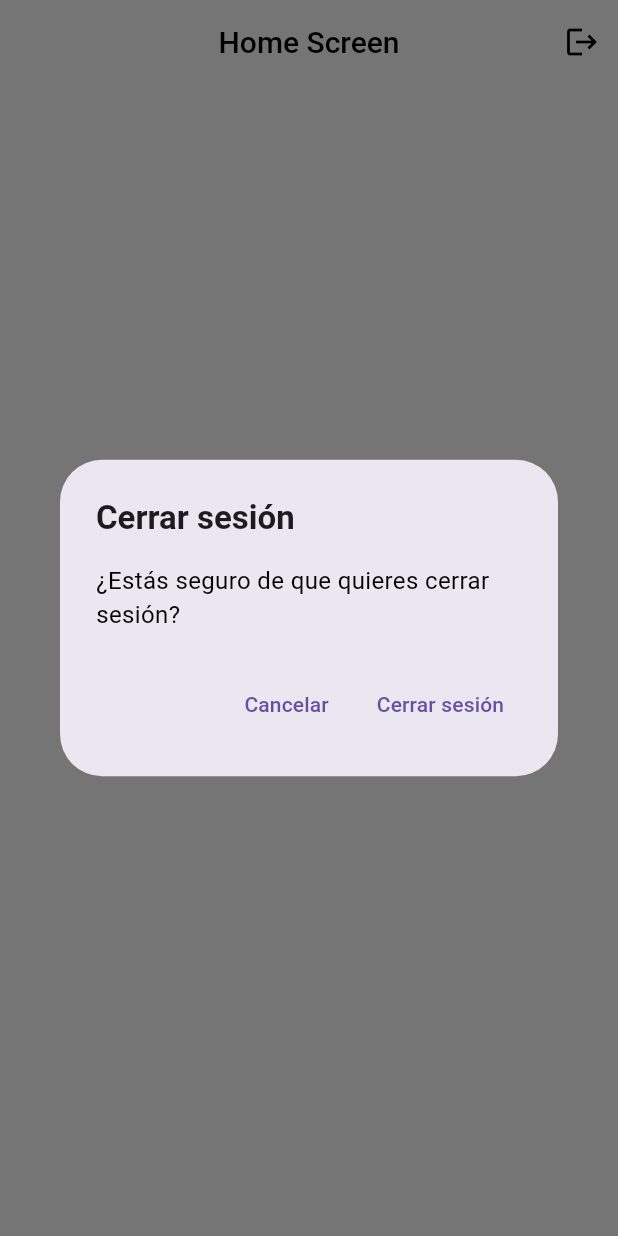
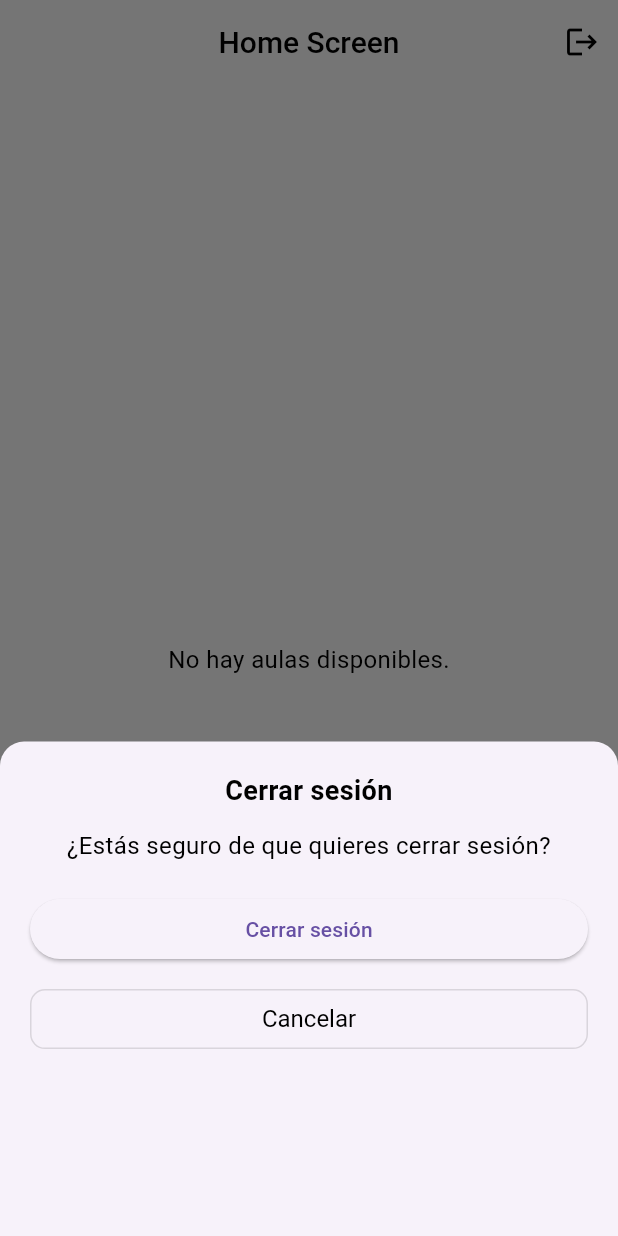
Before and after one commit to Star7-jpg/flutter-app, a Flutter app: the screen it shows once a user with an empty profile is signed in, after a tap on the "logout" icon, on a phone screen of 412 x 824 dp. Run offline on Flutter 3.47's test engine with Material 3 defaults, Android fonts, the phone set to English and light mode, and no system bars; our stand-ins replace cloud_firestore, firebase_auth, firebase_core; accounts and stored records are empty.

```diff
--- a/lib/screens/home_screen.dart
+++ b/lib/screens/home_screen.dart
@@ -27,28 +27,66 @@ class _HomeScreenState extends State<HomeScreen> {
   icon: const Icon(Icons.logout),
   tooltip: 'Cerrar sesión',
   onPressed: () async {
-              final shouldLogout = await showDialog<bool>(
+    final shouldLogout = await showModalBottomSheet<bool>(
       context: context,
-                builder: (context) => AlertDialog(
-                  title: const Text('Cerrar sesión'),
-                  content: const Text('¿Estás seguro de que quieres cerrar sesión?'),
-                  actions: [
-                    TextButton(
-                      onPressed: () => Navigator.pop(context,false),
+      isScrollControlled: true,
+      shape: const RoundedRectangleBorder(
+        borderRadius: BorderRadius.vertical(top: Radius.circular(16)),
+      ),
+      builder: (context) {
+        return DraggableScrollableSheet(
+          expand: false,
+          initialChildSize: 0.4,
+          minChildSize: 0.2,
+          maxChildSize: 0.8,
+          builder: (context, scrollController) {
+            return SingleChildScrollView(
+              controller: scrollController,
+              padding: const EdgeInsets.all(20),
+              child: Column(
+                mainAxisSize: MainAxisSize.min,
+                children: [
+                  const Text(
+                    'Cerrar sesión',
+                    style: TextStyle(fontSize: 18, fontWeight: FontWeight.bold),
+                    textAlign: TextAlign.center,
+                  ),
+                  const SizedBox(height: 12),
+                  const Text(
+                    '¿Estás seguro de que quieres cerrar sesión?',
+                    textAlign: TextAlign.center,
+                  ),
+                  const SizedBox(height: 20),
+
+                  // 🔥 Botones en vertical
+                  SizedBox(
+                    width: double.infinity,
+                    child: ElevatedButton(
+                      onPressed: () => Navigator.pop(context, true),
+                      child: const Text('Cerrar sesión'),
+                    ),
+                  ),
+                  const SizedBox(height: 12),
+                  SizedBox(
+                    width: double.infinity,
+                    child: OutlinedButton(
+                      onPressed: () => Navigator.pop(context, false),
                       child: const Text('Cancelar'),
                     ),
-                    TextButton(
-                      onPressed: () => Navigator.pop(context, true),
-                      child: const Text('Cerrar sesión'),),
+                  ),
                 ],
               ),
+            );
+          },
+        );
+      },
     );
 
     if (shouldLogout == true) {
       await FirebaseAuth.instance.signOut();
     }
   },
-          ),
+)
         ],
       ),
 
```
Lines whose indentation alone changed are shown as unchanged.
